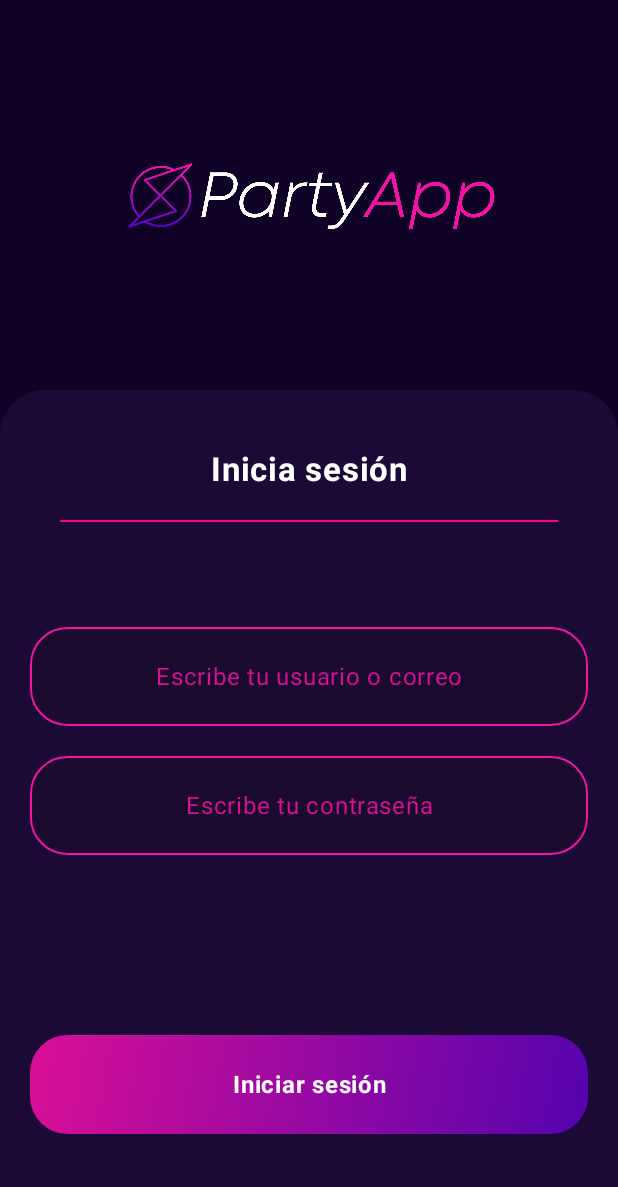
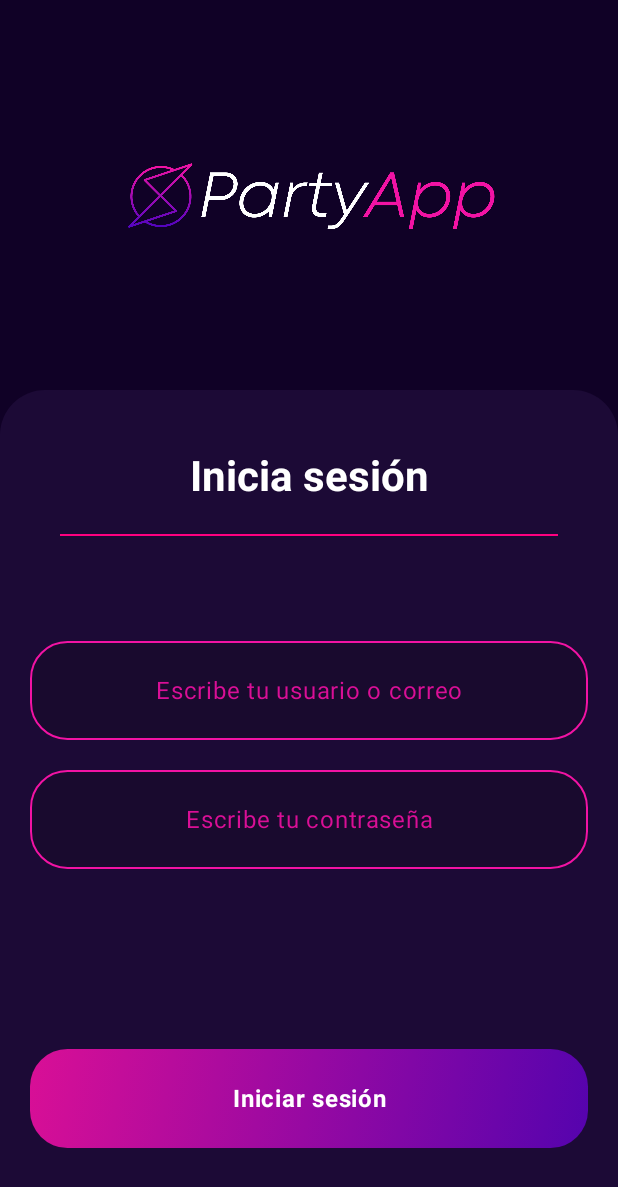
Before and after one commit to Daniel-Santiago-Acosta-1013/partyAppPDA, an Android app built with Jetpack Compose: the screen it shows after launch (MainActivity), on a phone screen of 412 x 824 dp. Shown: the top 1187 px of the screen. Run offline under Robolectric (Android 15) with nearby library versions, the phone set to English and light mode, and no system bars.

Commit message:
[fix] login responsive

```diff
--- a/app/src/main/java/com/example/partyapppda/ui/screens/login/LoginScreen.kt
+++ b/app/src/main/java/com/example/partyapppda/ui/screens/login/LoginScreen.kt
@@ -2,8 +2,9 @@ package com.example.partyapppda.ui.screens.login
 
 import androidx.compose.foundation.Image
 import androidx.compose.foundation.background
-import androidx.compose.foundation.clickable
 import androidx.compose.foundation.layout.*
+import androidx.compose.foundation.rememberScrollState
+import androidx.compose.foundation.verticalScroll
 import androidx.compose.foundation.shape.RoundedCornerShape
 import androidx.compose.material3.*
 import androidx.compose.runtime.*
@@ -20,17 +21,18 @@ import com.example.partyapppda.ui.components.Loader
 import com.example.partyapppda.ui.components.MessageComponent
 import kotlinx.coroutines.delay
 import kotlinx.coroutines.launch
+import androidx.compose.runtime.saveable.rememberSaveable
 
 @Composable
 fun LoginScreen(onLoginSuccess: () -> Unit) {
-    var email by remember { mutableStateOf("") }
-    var password by remember { mutableStateOf("") }
-    var showMessage by remember { mutableStateOf(false) }
-    var messageState by remember { mutableStateOf("info") }
-    var messageText by remember { mutableStateOf("") }
-    var isLoading by remember { mutableStateOf(false) }
-    var showResetPasswordModal by remember { mutableStateOf(false) }
-    var resetUsernameOrEmail by remember { mutableStateOf("") }
+    var email by rememberSaveable { mutableStateOf("") }
+    var password by rememberSaveable { mutableStateOf("") }
+    var showMessage by rememberSaveable { mutableStateOf(false) }
+    var messageState by rememberSaveable { mutableStateOf("info") }
+    var messageText by rememberSaveable { mutableStateOf("") }
+    var isLoading by rememberSaveable { mutableStateOf(false) }
+    var showResetPasswordModal by rememberSaveable { mutableStateOf(false) }
+    var resetUsernameOrEmail by rememberSaveable { mutableStateOf("") }
 
     val coroutineScope = rememberCoroutineScope()
 
@@ -42,10 +44,13 @@ fun LoginScreen(onLoginSuccess: () -> Unit) {
                 .fillMaxSize()
                 .background(Color(0xFF100126))
         ) {
+            // Agregar scroll vertical
             Column(
                 modifier = Modifier
                     .fillMaxSize()
-                    .align(Alignment.Center)
+                    .verticalScroll(rememberScrollState())
+                    .align(Alignment.Center),
+                horizontalAlignment = Alignment.CenterHorizontally
             ) {
                 // Header with logo
                 Image(
@@ -60,7 +65,7 @@ fun LoginScreen(onLoginSuccess: () -> Unit) {
                 Column(
                     modifier = Modifier
                         .fillMaxWidth()
-                        .weight(1f)
+                        .fillMaxHeight()
                         .background(
                             color = Color(0xFF1C0A36),
                             shape = RoundedCornerShape(topStart = 30.dp, topEnd = 30.dp)
@@ -71,7 +76,7 @@ fun LoginScreen(onLoginSuccess: () -> Unit) {
                     Text(
                         text = "Inicia sesión",
                         color = Color.White,
-                        fontSize = MaterialTheme.typography.titleLarge.fontSize,
+                        style = MaterialTheme.typography.headlineMedium,
                         modifier = Modifier
                             .align(Alignment.CenterHorizontally)
                             .padding(top = 20.dp),
@@ -123,8 +128,9 @@ fun LoginScreen(onLoginSuccess: () -> Unit) {
                             }
                         },
                         modifier = Modifier
-                            .padding(top = 100.dp)
+                            .padding(top = 100.dp, bottom = 100.dp)
                             .height(66.dp)
+                            .fillMaxWidth()
                     )
                 }
             }
```
